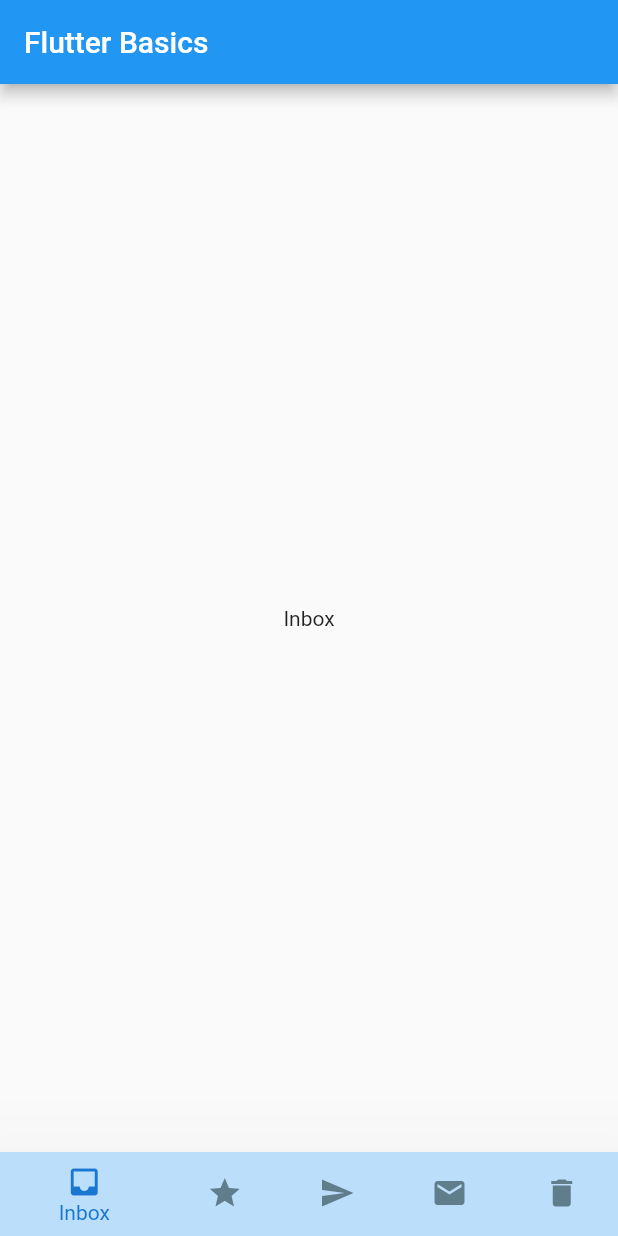
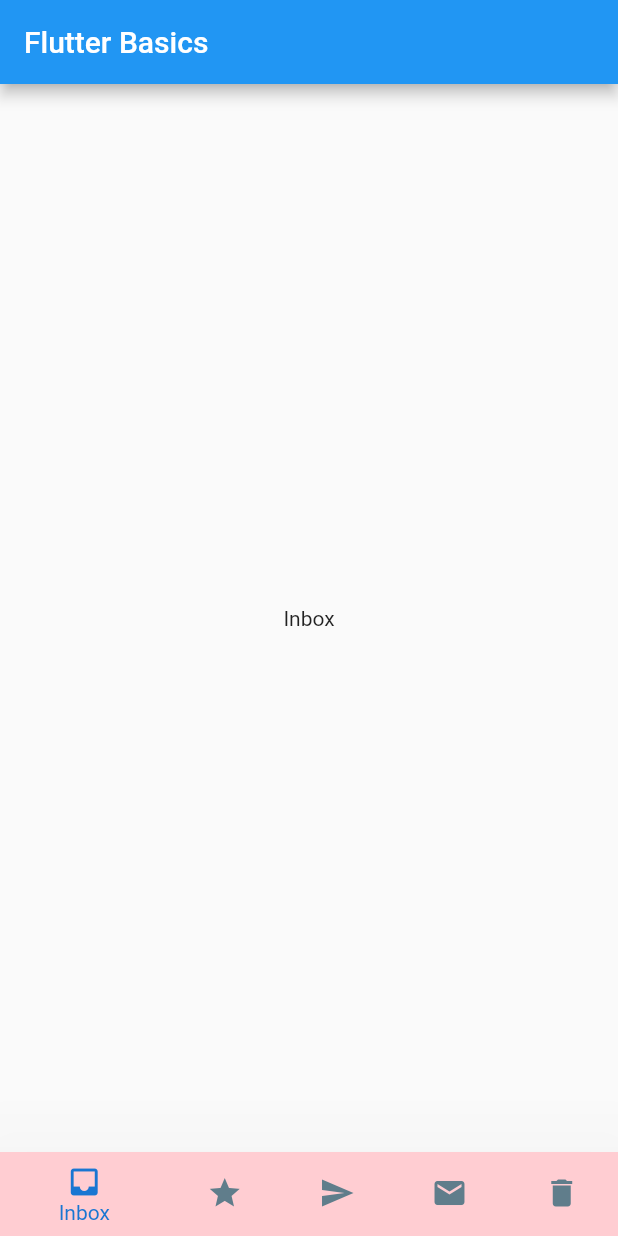
Before and after one commit to airacalins/flutter_bottom_navigation, a Flutter app: the screen it shows after launch, on a phone screen of 412 x 824 dp. Run offline on Flutter 3.47's test engine with Material 2 defaults, Android fonts, the phone set to English and light mode, and no system bars.

Commit message:
change color of bottom navigation in every selection

```diff
--- a/lib/screens/home.dart
+++ b/lib/screens/home.dart
@@ -30,25 +30,25 @@ class _HomeState extends State<Home> {
         onTap: (value) => setState(() => activeNavigationIndex = value),
         items: [
           BottomNavigationBarItem(
-            backgroundColor: Colors.blue.shade100,
+            backgroundColor: Colors.red.shade100,
             icon: Icon(BottomNavigation.bottomNavIcon[0]),
             label: BottomNavigation.bottomNavText[0]
           ),
 
           BottomNavigationBarItem(
-            backgroundColor: Colors.blue.shade100,
+            backgroundColor: Colors.orange.shade100,
             icon: Icon(BottomNavigation.bottomNavIcon[1]),
             label: BottomNavigation.bottomNavText[1]
           ),
 
           BottomNavigationBarItem(
-            backgroundColor: Colors.blue.shade100,
+            backgroundColor: Colors.yellow.shade100,
             icon: Icon(BottomNavigation.bottomNavIcon[2]),
             label: BottomNavigation.bottomNavText[2]
           ),
 
           BottomNavigationBarItem(
-            backgroundColor: Colors.blue.shade100,
+            backgroundColor: Colors.green.shade100,
             icon: Icon(BottomNavigation.bottomNavIcon[3]),
             label: BottomNavigation.bottomNavText[3]
           ),
```
